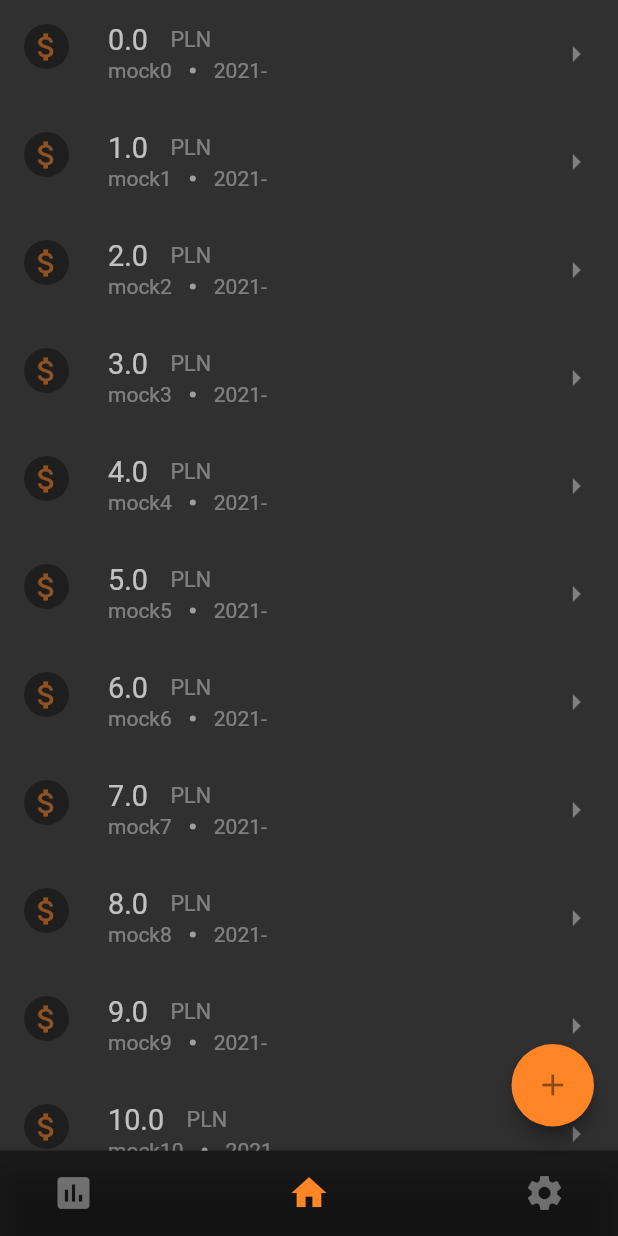
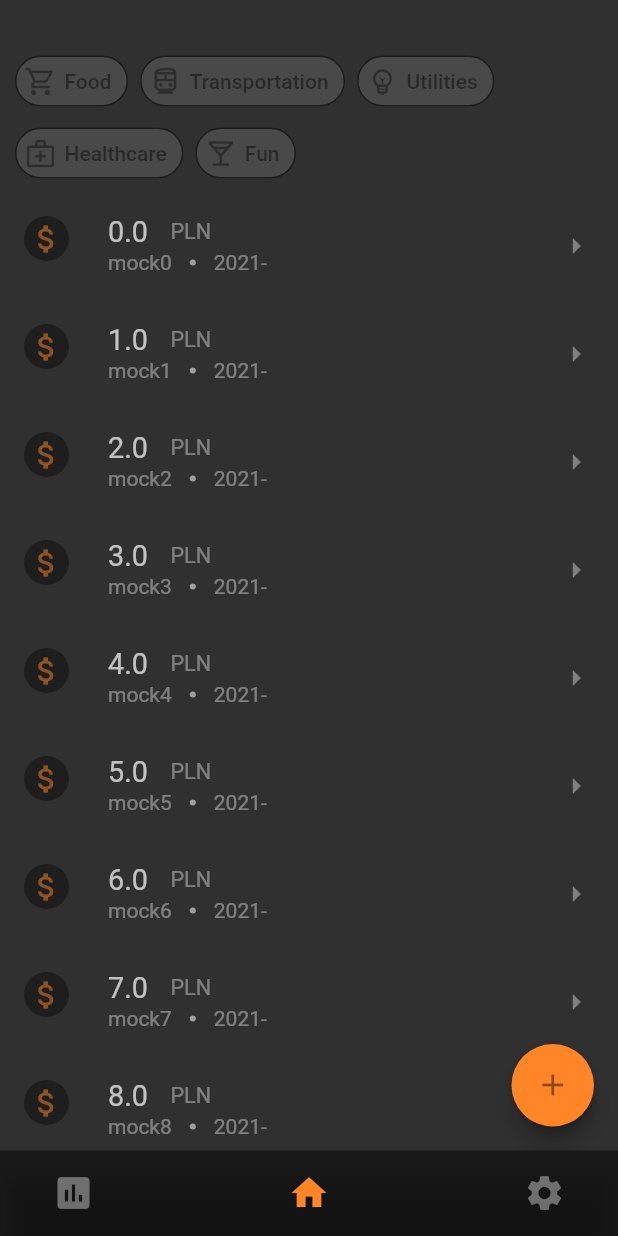
Before and after one commit to wisniowy/my_expenses, a Flutter app: the screen it shows after launch, on a phone screen of 412 x 824 dp. Run offline on Flutter 3.47's test engine with Material 2 defaults, Android fonts, the phone set to English and light mode, and no system bars.

Commit message:
filter chips ready

```diff
--- /dev/null
+++ b/lib/expenses_types.dart
@@ -0,0 +1,35 @@
+
+import 'package:flutter/cupertino.dart';
+import 'package:flutter/material.dart';
+
+enum ExpenseType {
+  food,
+  utilities,
+  transportation,
+  healthcare,
+  fun
+}
+
+extension ParseToString on ExpenseType {
+  String str() {
+    String short = this.toString().split(".")[1];
+    return "${short[0].toUpperCase()}${short.substring(1)}";
+  }
+}
+
+extension GetIcon on ExpenseType {
+  IconData icon() {
+    switch (this) {
+      case ExpenseType.food:
+        return Icons.local_grocery_store_outlined;
+      case ExpenseType.utilities:
+        return Icons.emoji_objects_outlined;
+      case ExpenseType.transportation:
+        return Icons.directions_transit_outlined ;
+      case ExpenseType.healthcare:
+        return Icons.medical_services_outlined;
+      case ExpenseType.fun:
+        return Icons.local_bar_outlined;
+    }
+  }
+}
--- a/lib/tabs/expenses_list.dart
+++ b/lib/tabs/expenses_list.dart
@@ -1,5 +1,6 @@
 import 'package:flutter/material.dart';
 import 'package:my_expenses/expense.dart';
+import 'package:my_expenses/expenses_types.dart';
 
 class ExpensesList extends StatefulWidget {
   const ExpensesList({Key? key}) : super(key: key);
@@ -14,6 +15,11 @@ class _ExpensesListState extends State<ExpensesList> {
       15,
       (index) =>
           new Expense(index.toDouble(), "2021-", "mock" + index.toString()));
+
+  final List<ExpenseType> _filter = [ExpenseType.food, ExpenseType.transportation,
+    ExpenseType.utilities, ExpenseType.healthcare, ExpenseType.fun];
+  final List<bool> _selectedFilters = [false, false, false, false, false];
+
   bool isLoading = false;
   int page = 0;
 
@@ -85,7 +91,72 @@ class _ExpensesListState extends State<ExpensesList> {
 
   @override
   Widget build(BuildContext context) {
-    return Container(child: _buildList());
+    // return Container(child: _buildList());
+
+    return  Column(
+    children: [
+    const SizedBox(
+    height: 30,
+    ),
+      Row(
+        children: [SizedBox(width: 10,),
+          _createFilterChip(0),
+          SizedBox(width: 8,),
+          _createFilterChip(1),
+          SizedBox(width: 8,),
+          _createFilterChip(2),
+          SizedBox(width: 8,)]
+      ),
+      Row(
+        children: [SizedBox(width: 10,),
+          _createFilterChip(3),
+          SizedBox(width: 8,),
+        _createFilterChip(4),
+          SizedBox(width: 8,)]
+      ),
+      // Row(
+      //   children: [for (int i = 4; i < _filter.length; i++) _createFilterChip(i)],
+      // ),
+    const SizedBox(
+    height: 2,
+    ),
+      Expanded(child: _buildList())
+    ]);
+  }
+
+  FilterChip _createFilterChip(int index) {
+    return FilterChip(
+      label: Text(_filter[index].str(),
+          style: TextStyle(
+              color: _selectedFilters[index]
+                  ? Theme.of(context).primaryColor.withOpacity(0.9)
+                  : Colors.black45)),
+      showCheckmark: false,
+      // selectedColor: Theme.of(context).primaryColor,
+      avatar: CircleAvatar(
+          backgroundColor: Colors.transparent,
+          child: Icon(_filter[index].icon(),
+              color: _selectedFilters[index]
+                  ? Theme.of(context).primaryColor.withOpacity(0.5)
+                  : Colors.black38,
+              size: 22)),
+
+      padding: const EdgeInsets.only(left: 0, right: 0, top: 0, bottom: 0),
+      labelPadding: const EdgeInsets.only(left: 0, right: 10),
+      shape: StadiumBorder(
+          side: BorderSide(
+              color: _selectedFilters[index]
+                  ? Theme.of(context).primaryColor.withOpacity(0.5)
+                  : Colors.black38)),
+      onSelected: (bool value) {
+        setState(() {
+          _selectedFilters[index] = value;
+        });
+      },
+      // backgroundColor: Colors.transparent,
+      selected: _selectedFilters[index],
+      // shape: StadiumBorder(side: BorderSide()),
+    );
   }
 
   Future<void> _getMoreData(int index) async {
```
